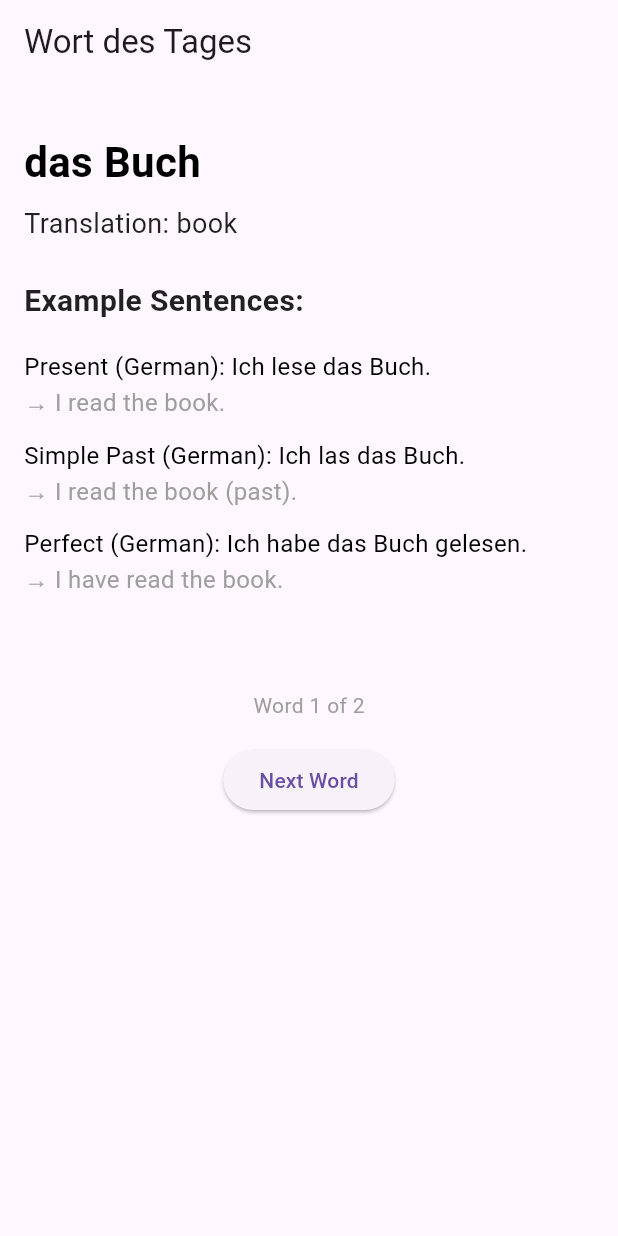
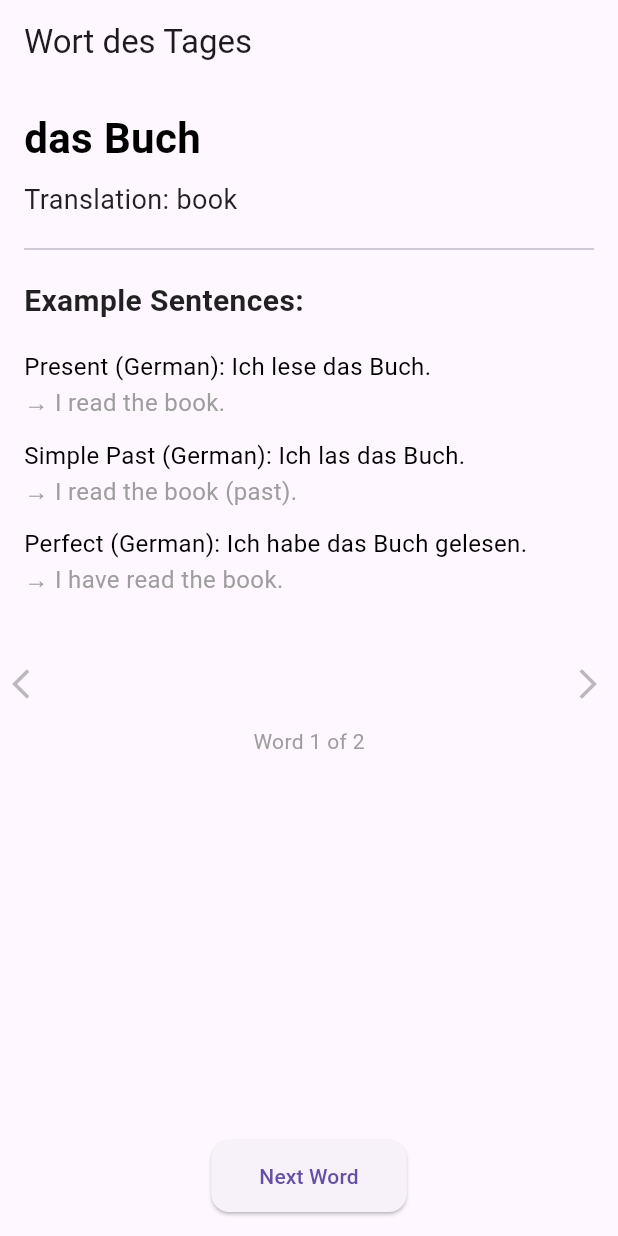
Before and after one commit to natedotdev/levelup, a Flutter app: the screen it shows after launch, on a phone screen of 412 x 824 dp. Run offline on Flutter 3.47's test engine with Material 3 defaults, Android fonts, the phone set to English and light mode, and no system bars.

Commit message:
feat: add fixed 'Next Word' button at bottom and reposition divider before example sentences clear

```diff
--- a/lib/main.dart
+++ b/lib/main.dart
@@ -53,7 +53,7 @@ class _WordScreenState extends State<WordScreen> {
     print('Building WordScreen with word: ${word.word}');
 
     return Scaffold(
-      appBar: AppBar(title: Text('Wort des Tages')),
+      appBar: AppBar(title: const Text('Wort des Tages')),
       body: GestureDetector(
         onHorizontalDragEnd: (details) {
           if (details.primaryVelocity != null) {
@@ -69,22 +69,30 @@ class _WordScreenState extends State<WordScreen> {
             }
           }
         },
-
-        child: SingleChildScrollView(
+        child: Stack(
+          children: [
+            // Scrollable content
+            SingleChildScrollView(
               padding: const EdgeInsets.all(16.0),
               child: Column(
                 crossAxisAlignment: CrossAxisAlignment.start,
                 children: [
-              const SizedBox(height: 16),
-              Text('${word.article} ${word.word}', style: AppTextStyles.title),
+                  Text(
+                    '${word.article} ${word.word}',
+                    style: AppTextStyles.title,
+                  ),
                   const SizedBox(height: 8),
                   Text(
                     'Translation: ${word.meaning}',
                     style: AppTextStyles.translation,
                   ),
-              const SizedBox(height: 24),
+
+                  // Divider before example sentences
+                  const Divider(height: 40, thickness: 1.2),
+
                   Text('Example Sentences:', style: AppTextStyles.subtitle),
                   const SizedBox(height: 12),
+
                   SentenceItem(
                     label: 'Present',
                     german: word.examples['Present'] ?? 'N/A',
@@ -100,26 +108,46 @@ class _WordScreenState extends State<WordScreen> {
                     german: word.examples['Perfect'] ?? 'N/A',
                     english: word.translations['Perfect'] ?? 'N/A',
                   ),
-              const SizedBox(height: 32),
-              Padding(
-                padding: const EdgeInsets.only(top: 24.0),
-                child: Center(
+                  const SizedBox(height: 80),
+                  Center(
                     child: Text(
                       'Word ${currentIndex + 1} of ${wordList.length}',
                       style: AppTextStyles.pageCounter,
                     ),
                   ),
+                  const SizedBox(
+                    height: 120,
+                  ), // extra space so FAB doesn’t overlap
+                ],
               ),
-              const SizedBox(height: 16),
-              Center(
-                child: ElevatedButton(
-                  onPressed: _showNextWord,
-                  child: const Text('Next Word'),
             ),
+
+            // Swipe direction arrows
+            Positioned(
+              left: 8,
+              top: MediaQuery.of(context).size.height / 2 - 24,
+              child: const Icon(Icons.arrow_back_ios, color: Colors.black26),
+            ),
+            Positioned(
+              right: 8,
+              top: MediaQuery.of(context).size.height / 2 - 24,
+              child: const Icon(Icons.arrow_forward_ios, color: Colors.black26),
             ),
           ],
         ),
       ),
+
+      // Fixed bottom button
+      floatingActionButtonLocation: FloatingActionButtonLocation.centerFloat,
+      floatingActionButton: ElevatedButton(
+        style: ElevatedButton.styleFrom(
+          padding: const EdgeInsets.symmetric(horizontal: 32, vertical: 14),
+          shape: RoundedRectangleBorder(
+            borderRadius: BorderRadius.circular(12),
+          ),
+        ),
+        onPressed: _showNextWord,
+        child: const Text('Next Word'),
       ),
     );
   }
```
Also changed, not shown: 2 other files. Lines whose indentation alone changed are shown as unchanged.
